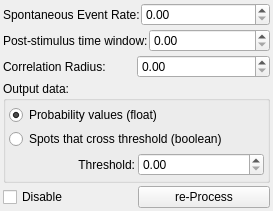
The window that lib/analysis/modules/MapImager/SpatialCorrelatorCtrlTemplate.ui (acq4/acq4) describes before a commit, drawn with Qt 5.
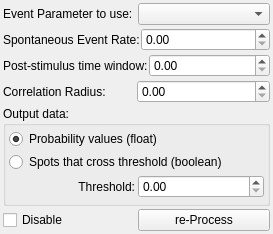
The same window after the commit. Custom widgets are drawn as their Qt base class.

Commit message: changed SpatialCorrelator functions to allow the user to choose which measure of the number of events to use

Diff of the .ui file:
```diff
--- a/lib/analysis/modules/MapImager/SpatialCorrelatorCtrlTemplate.ui
+++ b/lib/analysis/modules/MapImager/SpatialCorrelatorCtrlTemplate.ui
@@ -7,7 +7,7 @@
     <x>0</x>
     <y>0</y>
     <width>273</width>
-    <height>211</height>
+    <height>234</height>
    </rect>
   </property>
   <property name="windowTitle">
@@ -20,7 +20,7 @@
    <property name="spacing">
     <number>3</number>
    </property>
-   <item row="0" column="0" colspan="2">
+   <item row="1" column="0" colspan="2">
     <layout class="QHBoxLayout" name="horizontalLayout">
      <property name="spacing">
       <number>1</number>
@@ -41,7 +41,7 @@
      </item>
     </layout>
    </item>
-   <item row="1" column="0" colspan="2">
+   <item row="2" column="0" colspan="2">
     <layout class="QHBoxLayout" name="horizontalLayout_2">
      <property name="spacing">
       <number>1</number>
@@ -58,7 +58,7 @@
      </item>
     </layout>
    </item>
-   <item row="2" column="0" colspan="2">
+   <item row="3" column="0" colspan="2">
     <layout class="QHBoxLayout" name="horizontalLayout_3">
      <property name="spacing">
       <number>1</number>
@@ -75,21 +75,21 @@
      </item>
     </layout>
    </item>
-   <item row="5" column="0">
+   <item row="6" column="0">
     <widget class="QCheckBox" name="disableChk">
      <property name="text">
       <string>Disable</string>
      </property>
     </widget>
    </item>
-   <item row="5" column="1">
+   <item row="6" column="1">
     <widget class="QPushButton" name="processBtn">
      <property name="text">
       <string>re-Process</string>
      </property>
     </widget>
    </item>
-   <item row="4" column="0" colspan="2">
+   <item row="5" column="0" colspan="2">
     <widget class="QGroupBox" name="groupBox">
      <property name="title">
       <string>Output data:</string>
@@ -138,9 +138,24 @@
      </layout>
     </widget>
    </item>
+   <item row="0" column="1">
+    <widget class="ComboBox" name="eventCombo"/>
+   </item>
+   <item row="0" column="0">
+    <widget class="QLabel" name="label_5">
+     <property name="text">
+      <string>Event Parameter to use:</string>
+     </property>
+    </widget>
+   </item>
   </layout>
  </widget>
  <customwidgets>
+  <customwidget>
+   <class>ComboBox</class>
+   <extends>QComboBox</extends>
+   <header>pyqtgraph.widgets.ComboBox</header>
+  </customwidget>
   <customwidget>
    <class>SpinBox</class>
    <extends>QDoubleSpinBox</extends>
```
The commit also changes 4 other files.
